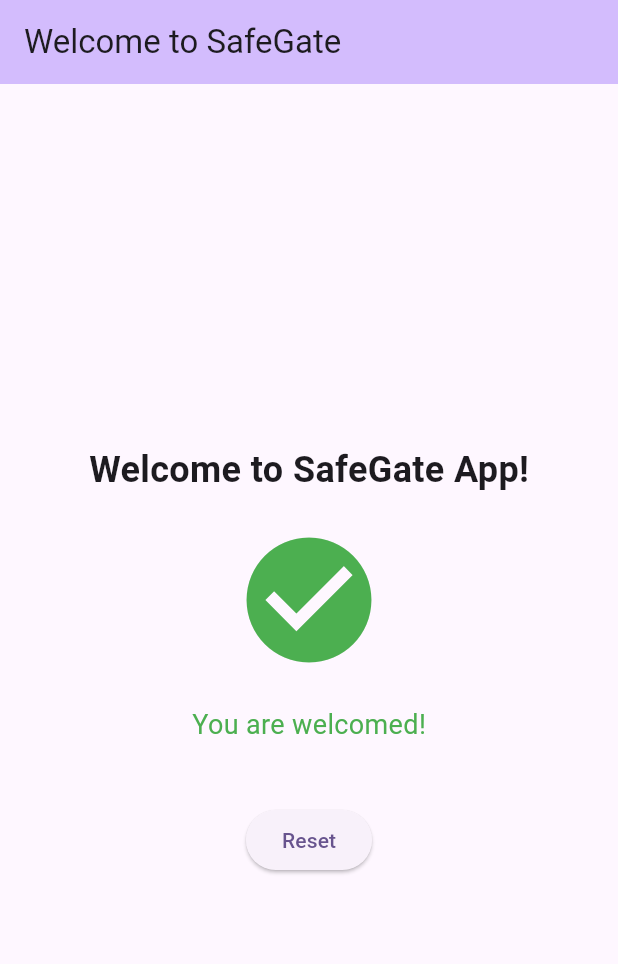
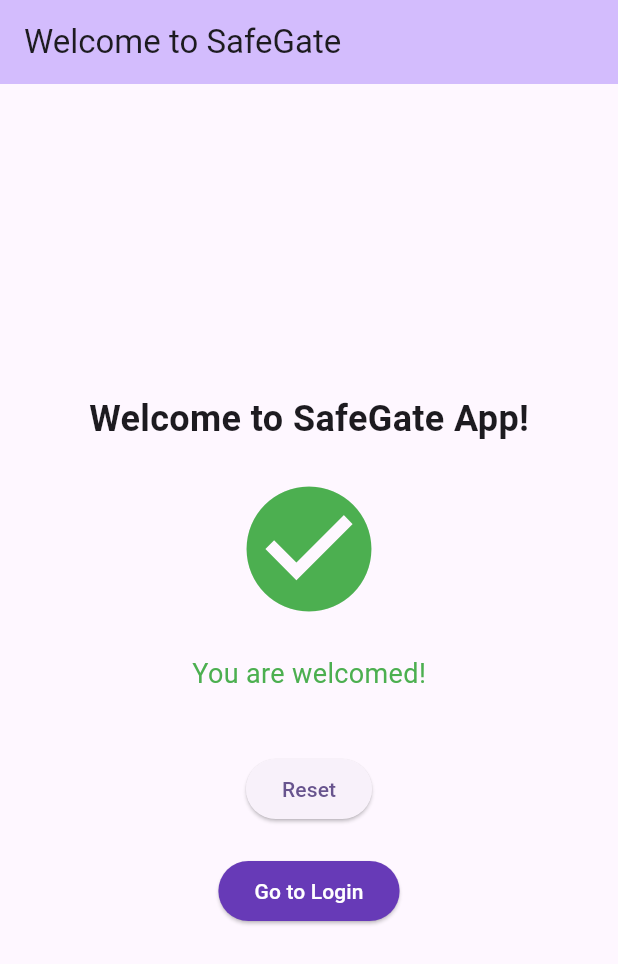
Before and after one commit to kalviumcommunity/s81-warriors-flutterapp-SafeGate, a Flutter app: the screen it shows after launch, after a tap on "Welcome Me", on a phone screen of 412 x 824 dp. Shown: the top 964 px of the screen. Run offline on Flutter 3.47's test engine with Material 3 defaults, Android fonts, the phone set to English and light mode, and no system bars; our stand-ins replace cloud_firestore, firebase_auth, firebase_core, firebase_storage, google_sign_in, image_picker; accounts and stored records are empty.

Commit message:
Completed google login using firebase

```diff
--- a/safegate_app/lib/main.dart
+++ b/safegate_app/lib/main.dart
@@ -1,7 +1,13 @@
 import 'package:flutter/material.dart';
+import 'package:firebase_core/firebase_core.dart';
+import 'package:firebase_auth/firebase_auth.dart';
+import 'services/auth_service.dart';
 import 'screens/welcome_page.dart';
+import 'screens/dashboard_page.dart';
 
-void main() {
+void main() async {
+  WidgetsFlutterBinding.ensureInitialized();
+  await Firebase.initializeApp();
   runApp(const MyApp());
 }
 
@@ -16,7 +22,24 @@ class MyApp extends StatelessWidget {
         colorScheme: ColorScheme.fromSeed(seedColor: Colors.deepPurple),
         useMaterial3: true,
       ),
-      home: const WelcomePage(),
+      home: StreamBuilder<User?>(
+        stream: AuthService().user,
+        builder: (context, snapshot) {
+          if (snapshot.connectionState == ConnectionState.waiting) {
+            return const Scaffold(
+              body: Center(child: CircularProgressIndicator()),
+            );
+          }
+          if (snapshot.hasData) {
+            return const DashboardPage();
+          }
+          return const WelcomePage();
+        },
+      ),
+      routes: {
+        '/login': (context) => const WelcomePage(), // Or LoginPage if you prefer
+        '/dashboard': (context) => const DashboardPage(),
+      },
     );
   }
 }
--- a/safegate_app/lib/screens/welcome_page.dart
+++ b/safegate_app/lib/screens/welcome_page.dart
@@ -1,4 +1,5 @@
 import 'package:flutter/material.dart';
+import 'login_page.dart';
 
 class WelcomePage extends StatefulWidget {
   const WelcomePage({super.key});
@@ -47,6 +48,21 @@ class _WelcomePageState extends State<WelcomePage> {
               onPressed: _toggleWelcome,
               child: Text(_isWelcomed ? 'Reset' : 'Welcome Me'),
             ),
+            const SizedBox(height: 20),
+            if (_isWelcomed)
+              ElevatedButton(
+                onPressed: () {
+                  Navigator.push(
+                    context,
+                    MaterialPageRoute(builder: (context) => const LoginPage()),
+                  );
+                },
+                style: ElevatedButton.styleFrom(
+                  backgroundColor: Colors.deepPurple,
+                  foregroundColor: Colors.white,
+                ),
+                child: const Text('Go to Login'),
+              ),
           ],
         ),
       ),
--- a/safegate_app/pubspec.yaml
+++ b/safegate_app/pubspec.yaml
@@ -15,6 +15,7 @@ dependencies:
   firebase_storage: ^12.0.0
   image_picker: ^1.0.4
   cupertino_icons: ^1.0.2
+  google_sign_in: ^6.2.1
 
 dev_dependencies:
   flutter_test:
```
Also changed, not shown: safegate_app/lib/screens/dashboard_page.dart (added, +64 -0 lines), safegate_app/lib/screens/login_page.dart (+56 -3 lines), safegate_app/lib/services/auth_service.dart (+23 -0 lines), safegate_app/pubspec.lock, 6 other files.
